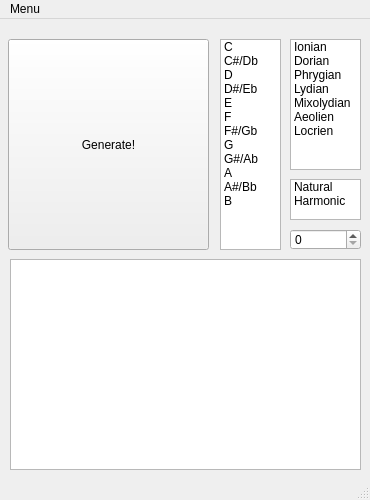
Old version of the form mainwindow.ui in the repository elementalsc/melonbox.
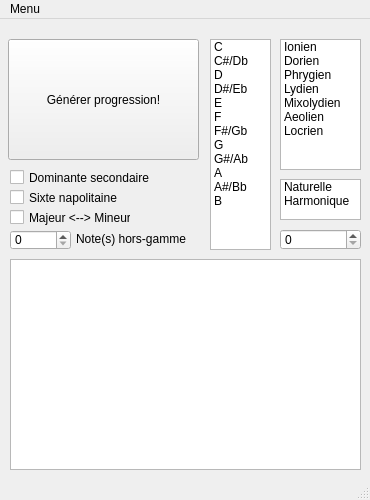
New version of the form.

Commit message: Added hsuAlterativeVariation_MajorMinorSubstitution

```diff
--- a/mainwindow.ui
+++ b/mainwindow.ui
@@ -38,7 +38,7 @@
    <widget class="QListWidget" name="uScaleList">
     <property name="geometry">
      <rect>
-      <x>220</x>
+      <x>210</x>
       <y>20</y>
       <width>61</width>
       <height>211</height>
@@ -108,35 +108,35 @@
    <widget class="QListWidget" name="uModeList">
     <property name="geometry">
      <rect>
-      <x>290</x>
+      <x>280</x>
       <y>20</y>
-      <width>71</width>
+      <width>81</width>
       <height>131</height>
      </rect>
     </property>
     <item>
      <property name="text">
-      <string>Ionian</string>
+      <string>Ionien</string>
      </property>
     </item>
     <item>
      <property name="text">
-      <string>Dorian</string>
+      <string>Dorien</string>
      </property>
     </item>
     <item>
      <property name="text">
-      <string>Phrygian</string>
+      <string>Phrygien</string>
      </property>
     </item>
     <item>
      <property name="text">
-      <string>Lydian</string>
+      <string>Lydien</string>
      </property>
     </item>
     <item>
      <property name="text">
-      <string>Mixolydian</string>
+      <string>Mixolydien</string>
      </property>
     </item>
     <item>
@@ -165,12 +165,12 @@
      <rect>
       <x>8</x>
       <y>20</y>
-      <width>201</width>
-      <height>211</height>
+      <width>191</width>
+      <height>121</height>
      </rect>
     </property>
     <property name="text">
-     <string>Generate!</string>
+     <string>Générer progression!</string>
     </property>
     <property name="shortcut">
      <string>Enter</string>
@@ -179,9 +179,9 @@
    <widget class="QSpinBox" name="uVariationNumber">
     <property name="geometry">
      <rect>
-      <x>290</x>
+      <x>280</x>
       <y>210</y>
-      <width>71</width>
+      <width>81</width>
       <height>21</height>
      </rect>
     </property>
@@ -189,23 +189,85 @@
    <widget class="QListWidget" name="uModeTypeList">
     <property name="geometry">
      <rect>
-      <x>290</x>
+      <x>280</x>
       <y>160</y>
-      <width>71</width>
+      <width>81</width>
       <height>41</height>
      </rect>
     </property>
     <item>
      <property name="text">
-      <string>Natural</string>
+      <string>Naturelle</string>
      </property>
     </item>
     <item>
      <property name="text">
-      <string>Harmonic</string>
+      <string>Harmonique</string>
      </property>
     </item>
    </widget>
+   <widget class="QCheckBox" name="checkBox">
+    <property name="geometry">
+     <rect>
+      <x>10</x>
+      <y>150</y>
+      <width>151</width>
+      <height>17</height>
+     </rect>
+    </property>
+    <property name="text">
+     <string>Dominante secondaire</string>
+    </property>
+   </widget>
+   <widget class="QCheckBox" name="checkBox_2">
+    <property name="geometry">
+     <rect>
+      <x>10</x>
+      <y>170</y>
+      <width>121</width>
+      <height>17</height>
+     </rect>
+    </property>
+    <property name="text">
+     <string>Sixte napolitaine</string>
+    </property>
+   </widget>
+   <widget class="QCheckBox" name="checkBox_3">
+    <property name="geometry">
+     <rect>
+      <x>10</x>
+      <y>190</y>
+      <width>121</width>
+      <height>17</height>
+     </rect>
+    </property>
+    <property name="text">
+     <string>Majeur &lt;--&gt; Mineur</string>
+    </property>
+   </widget>
+   <widget class="QSpinBox" name="uVariationNumber_2">
+    <property name="geometry">
+     <rect>
+      <x>10</x>
+      <y>211</y>
+      <width>61</width>
+      <height>20</height>
+     </rect>
+    </property>
+   </widget>
+   <widget class="QLabel" name="label">
+    <property name="geometry">
+     <rect>
+      <x>76</x>
+      <y>210</y>
+      <width>111</width>
+      <height>20</height>
+     </rect>
+    </property>
+    <property name="text">
+     <string>Note(s) hors-gamme</string>
+    </property>
+   </widget>
    <zorder>oProgDisplay</zorder>
    <zorder>uScaleList</zorder>
    <zorder>uModeList</zorder>
```
Left out of the diff: 7 changed lines with no effect on the pictures. The commit also changes 7 other files.
